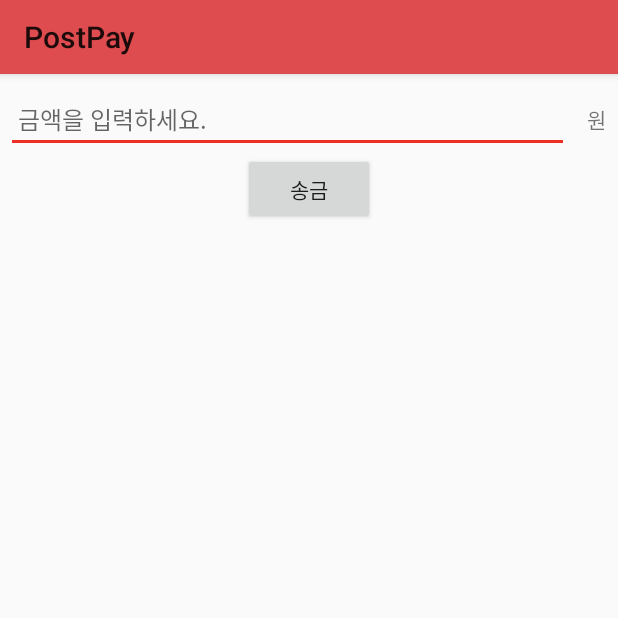
After one commit to yh-kim/post-pay, an Android app: the SendingActivity screen opened directly, with no data from a screen before it, on a phone screen of 412 x 824 dp, the top half of it. The commit adds this screen. Run offline under Robolectric (Android 15) with nearby library versions, the phone set to English and light mode, and no system bars.

Commit message:
[date] 2018.04.06 by HaEun [add] add SendingActivity
[change]
change colorPrimary

```diff
--- a/app/src/main/AndroidManifest.xml
+++ b/app/src/main/AndroidManifest.xml
@@ -18,6 +18,7 @@
         </activity>
         <activity android:name=".view.saving.SavingActivity"/>
         <activity android:name=".view.delivery.DeliveryActivity"/>
+        <activity android:name=".view.sending.SendingActivity"/>
     </application>
 
 </manifest>
--- /dev/null
+++ b/app/src/main/kotlin/com/pickth/postpay/view/sending/SendingActivity.kt
@@ -0,0 +1,36 @@
+package com.pickth.postpay.view.sending
+
+import android.os.Bundle
+import android.support.v7.app.AppCompatActivity
+import android.view.View
+import android.widget.Toast
+import com.pickth.postpay.R
+import com.pickth.postpay.manager.SavingDataManager
+import kotlinx.android.synthetic.main.activity_sending.*
+import kotlinx.android.synthetic.main.base_toolbar.*
+import org.jetbrains.anko.toast
+
+/**
+ * Created by HaEun on 2018-04-06.
+ */
+class SendingActivity : AppCompatActivity() {
+    override fun onCreate(savedInstanceState: Bundle?) {
+        super.onCreate(savedInstanceState)
+        setContentView(R.layout.activity_sending)
+
+        // actionbar
+        setSupportActionBar(toolbar_base)
+
+        btn_sending.setOnClickListener {
+            val per = SavingDataManager.getSavingPercentage(this)
+            if (edt_sending.text.isBlank()) {
+                toast("금액을 입력해주세요")
+            }else {
+                val sending = Integer.parseInt(edt_sending.text.toString())
+                var saving = sending * per / 100
+                SavingDataManager.setSavingMoney(applicationContext, SavingDataManager.getSavingMoney(applicationContext) + saving)
+                finish()
+            }
+        }
+    }
+}
--- a/app/src/main/res/drawable/ic_money.xml
+++ b/app/src/main/res/drawable/ic_money.xml
@@ -4,6 +4,6 @@
         android:viewportWidth="24.0"
         android:viewportHeight="24.0">
     <path
-        android:fillColor="@color/colorAccent"
+        android:fillColor="@color/colorPrimaryAccent"
         android:pathData="M12,2C6.48,2 2,6.48 2,12s4.48,10 10,10 10,-4.48 10,-10S17.52,2 12,2zM13.41,18.09L13.41,20h-2.67v-1.93c-1.71,-0.36 -3.16,-1.46 -3.27,-3.4h1.96c0.1,1.05 0.82,1.87 2.65,1.87 1.96,0 2.4,-0.98 2.4,-1.59 0,-0.83 -0.44,-1.61 -2.67,-2.14 -2.48,-0.6 -4.18,-1.62 -4.18,-3.67 0,-1.72 1.39,-2.84 3.11,-3.21L10.74,4h2.67v1.95c1.86,0.45 2.79,1.86 2.85,3.39L14.3,9.34c-0.05,-1.11 -0.64,-1.87 -2.22,-1.87 -1.5,0 -2.4,0.68 -2.4,1.64 0,0.84 0.65,1.39 2.67,1.91s4.18,1.39 4.18,3.91c-0.01,1.83 -1.38,2.83 -3.12,3.16z"/>
 </vector>
--- a/app/src/main/res/layout/activity_main.xml
+++ b/app/src/main/res/layout/activity_main.xml
@@ -4,7 +4,7 @@
     android:id="@+id/dl_main"
     android:layout_width="match_parent"
     android:layout_height="match_parent"
-    android:background="@color/colorBackGray">
+    android:background="@color/colorWhiteDark">
 
     <LinearLayout
         android:layout_width="match_parent"
@@ -20,7 +20,7 @@
                 android:id="@+id/tb_main"
                 android:layout_width="match_parent"
                 android:layout_height="?attr/actionBarSize"
-                android:background="@color/colorBackGray"
+                android:background="@color/colorWhiteDark"
                 android:minHeight="?attr/actionBarSize">
 
                 <TextView
@@ -30,6 +30,7 @@
                     android:clickable="false"
                     android:focusable="false"
                     android:textStyle="bold"
+                    android:textColor="@color/colorPrimary"
                     android:textSize="20dp"
                     android:longClickable="false"
                     android:text="Post Pay" />
--- /dev/null
+++ b/app/src/main/res/layout/activity_sending.xml
@@ -0,0 +1,40 @@
+<?xml version="1.0" encoding="utf-8"?>
+<LinearLayout
+    xmlns:android="http://schemas.android.com/apk/res/android"
+    android:layout_width="match_parent"
+    android:layout_height="match_parent"
+    android:orientation="vertical">
+
+    <include layout="@layout/base_toolbar" />
+
+    <LinearLayout
+        android:layout_width="match_parent"
+        android:layout_height="wrap_content"
+        android:orientation="horizontal">
+        <EditText
+            android:id="@+id/edt_sending"
+            android:layout_width="0dp"
+            android:layout_weight="1"
+            android:layout_height="wrap_content"
+            android:layout_marginLeft="4dp"
+            android:layout_marginRight="4dp"
+            android:layout_marginTop="8dp"
+            android:hint="금액을 입력하세요."
+            android:inputType="number"
+            android:paddingLeft="8dp"
+            android:paddingRight="8dp"
+            android:textSize="16sp" />
+        <TextView
+            android:layout_width="wrap_content"
+            android:layout_height="wrap_content"
+            android:layout_margin="8dp"
+            android:text="원"/>
+    </LinearLayout>
+
+    <Button
+        android:id="@+id/btn_sending"
+        android:layout_width="wrap_content"
+        android:layout_height="wrap_content"
+        android:layout_gravity="center"
+        android:text="송금"/>
+</LinearLayout>
--- a/app/src/main/res/values/colors.xml
+++ b/app/src/main/res/values/colors.xml
@@ -1,14 +1,16 @@
 <?xml version="1.0" encoding="utf-8"?>
 <resources>
-    <color name="colorPrimary">#3F51B5</color>
-    <color name="colorPrimaryDark">#303F9F</color>
+    <color name="colorPrimary">#DE4C4F</color>
+    <color name="colorPrimaryDark">#C13532</color>
     <color name="colorAccent">#ED3024</color>
+    <color name="colorPrimaryAccent">#FFA00F</color>
 
     <color name="colorWhite">#FFFFFFFF</color>
     <color name="colorBlack">#FF000000</color>
+    <color name="colorWhiteDark">#FFFBFBFB</color>
 
     <color name="colorRed">#ffff0000</color>
 
     <color name="colorBackGray">#FFF6F7FB</color>
-    <color name="colorIconGray">#FF484848</color>
+    <color name="colorIconGray">#F45B4D</color>
 </resources>
--- a/app/src/main/res/values/styles.xml
+++ b/app/src/main/res/values/styles.xml
@@ -22,6 +22,6 @@
 
     <style name="DrawerArrowStyle" parent="Widget.AppCompat.DrawerArrowToggle">
         <item name="spinBars">true</item>
-        <item name="color">@color/colorBlack</item>
+        <item name="color">@color/colorPrimary</item>
     </style>
 </resources>
--- a/app/src/main/res/values/themes.xml
+++ b/app/src/main/res/values/themes.xml
@@ -13,5 +13,6 @@
         <item name="windowNoTitle">true</item>
         <item name="android:actionBarSize">49dp</item>
         <item name="actionBarSize">49dp</item>
+        <item name="drawerArrowStyle">@style/DrawerArrowStyle</item>
     </style>
 </resources>
```
Also changed, not shown: app/src/main/kotlin/com/pickth/postpay/view/main/MainActivity.kt (+8 -4 lines).
